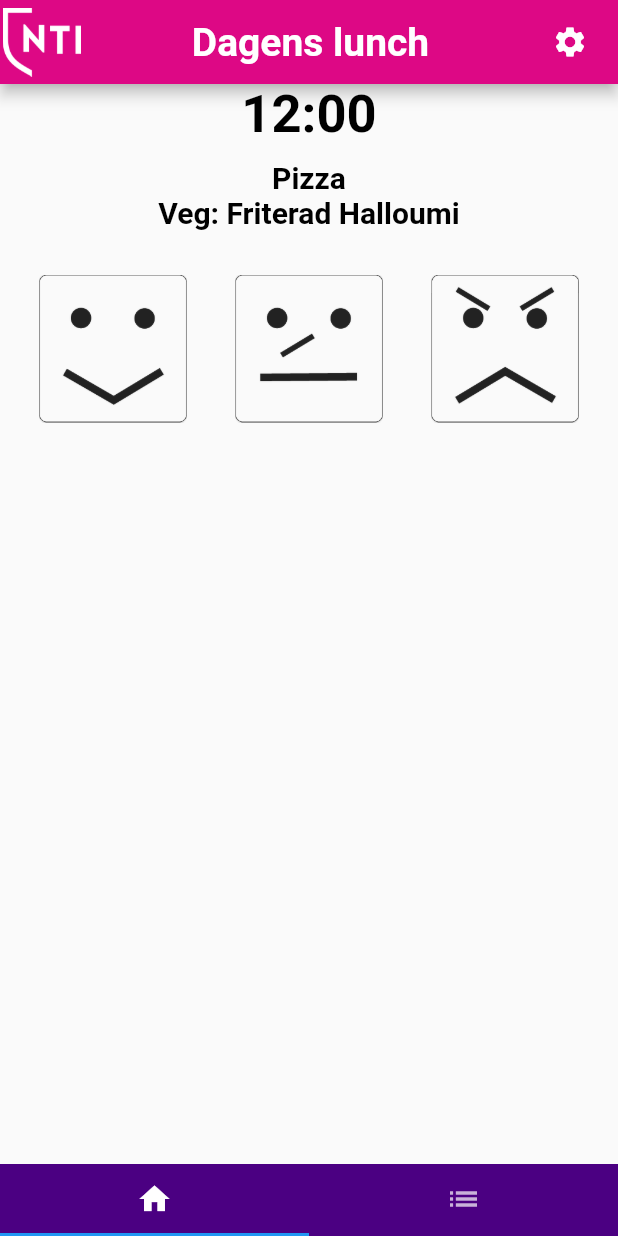
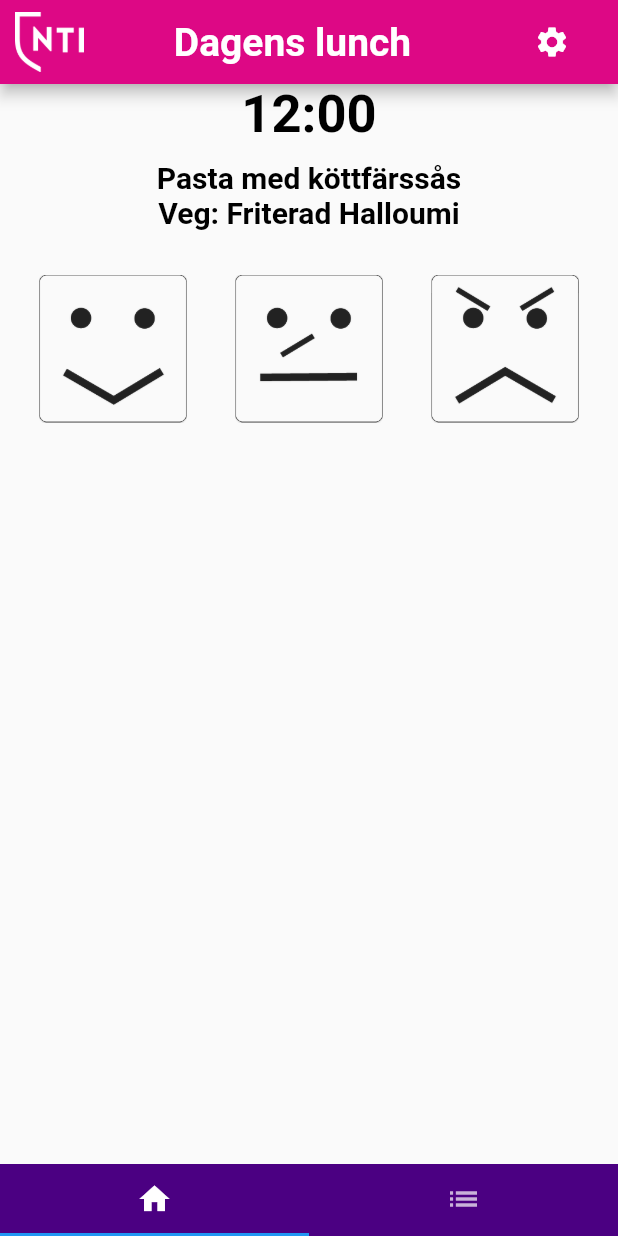
Before and after one commit to TE4-Umea/FoodRate, a Flutter app: the screen it shows after launch, on a phone screen of 412 x 824 dp. Run offline on Flutter 3.47's test engine with Material 2 defaults, Android fonts, the phone set to English and light mode, and no system bars; our stand-ins replace shared_preferences; Roboto replaces fonts that are missing (Montserrat).

```diff
--- a/lib/feedback.dart
+++ b/lib/feedback.dart
@@ -1,9 +1,7 @@
 import 'package:flutter/material.dart';
-import 'package:matapp/layout.dart';
 import 'style.dart';
 import 'models/feedbackContent.dart';
 import 'models/menuContent.dart';
-import 'layout.dart';
 
 class Page extends StatefulWidget {
   @override
@@ -24,10 +22,10 @@ class PageState extends State<Page> {
   int neutralFlex = 2;
   int sadFlex = 2;
 
-  final food = MenuContent.matsedel[day];
+  final food = MenuContent.matsedel[day-1];
   @override
   Widget build(BuildContext context) {
-    return ListView(
+    return new ListView(
         children: <Widget>[
           Center(
             child: Text(
@@ -171,8 +169,6 @@ class PageState extends State<Page> {
                                   });
                                 },
                               ),
-                            ],
-                          ),
                               CheckboxListTile(
                                 activeColor: NTIpurple,
                                 controlAffinity: ListTileControlAffinity.leading,
@@ -293,6 +289,7 @@ class PageState extends State<Page> {
                                         child: Padding(
                                           padding: const EdgeInsets.fromLTRB(0, 0, 10, 0),
                                           child: RaisedButton(
+                                            color: NTIpurple,
                                             onPressed: () {
                                               // Validate returns true if the form is valid, or false
                                               // otherwise.
@@ -301,18 +298,21 @@ class PageState extends State<Page> {
                                                 Scaffold.of(context)
                                                     .showSnackBar(SnackBar(content: Text('Processing Data')));
                                               }
+                                              //TODO: Save data locally
                                               //TODO: Function to send
+                                              //TODO: Expansiontile setstate med sparad data
                                             },
                                             child: Text(
                                               'Skicka',
-                                          style: Body1TextStyle,
-
+                                              style: SendTextStyle,
                                             ),
                                           ),
                                         ),
                                       ),
                                     ],
                                 ),
+                              ),
+                            ],
                           ),
                         ],
                       ),
--- a/lib/models/menuContent.dart
+++ b/lib/models/menuContent.dart
@@ -5,6 +5,8 @@ class MenuContent {
   static Day wed;
   static Day thu;
   static Day fri;
+  static Day sat;
+  static Day sun;
   static String foodTime = '12:00';
 
   static final List<Day> matsedel = [
@@ -12,7 +14,10 @@ class MenuContent {
     tue = Day(day: 'Tisdag', food: 'Pizza', vegFood: 'Veg: ' + 'Friterad Halloumi'),
     wed = Day(day: 'Onsdag', food: 'Renmans Pizzeria', vegFood: 'Veg: ' + 'Friterad Halloumi'),
     thu = Day(day: 'Torsdag', food: 'Kebab med ris', vegFood: 'Veg: ' + 'Friterad Halloumi'),
-    fri = Day(day: 'Fredag', food: 'Kycklinggyros och bulgur', vegFood: 'Veg: ' + 'Friterad Halloumi')
+    fri = Day(day: 'Fredag', food: 'Kycklinggyros och bulgur', vegFood: 'Veg: ' + 'Friterad Halloumi'),
+    sat = Day(day: 'Lördag', food: 'Bakispizza?', vegFood: 'Veg: ' + 'Helg'),
+    sun = Day(day: 'Söndag', food: 'Helg', vegFood: 'Veg: ' + 'Helg')
+
   ];
 }
 class Day{
--- /dev/null
+++ b/lib/settings.dart
@@ -0,0 +1,4 @@
+
+class Settings{
+  bool dum = false;
+}
--- a/lib/style.dart
+++ b/lib/style.dart
@@ -47,3 +47,9 @@ const MenuTimeTextStyle = TextStyle(
   fontSize: MediumTextSize,
   color: Colors.black,
 );
+const SendTextStyle = TextStyle(
+  fontFamily: FontNameDefault,
+  fontWeight: FontWeight.w300,
+  fontSize: BodyTextSize,
+  color: Colors.white,
+);
--- a/pubspec.yaml
+++ b/pubspec.yaml
@@ -17,6 +17,7 @@ environment:
   sdk: ">=2.2.0 <3.0.0"
 
 dependencies:
+  shared_preferences: ^0.5.4+5
   flutter:
     sdk: flutter
 
@@ -44,6 +45,7 @@ flutter:
   assets:
     - assets/images/
 
+
   # An image asset can refer to one or more resolution-specific "variants", see
   # https://flutter.dev/assets-and-images/#resolution-aware.
 
```
Also changed, not shown: lib/Storage/storage.dart (added, +22 -0 lines), lib/layout.dart (+95 -6 lines), assets/Icons/MyFlutterApp.ttf (added), pubspec.lock, 1 other file. Lines whose indentation alone changed are shown as unchanged.
